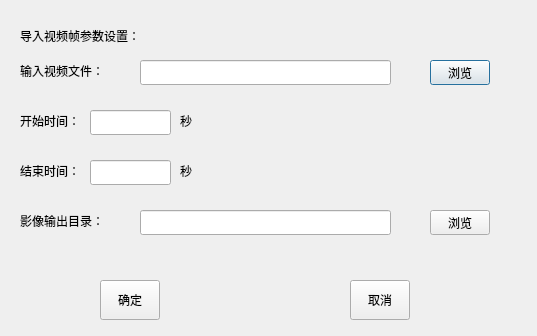
Old version of the form dialog_importvideoframes.ui in the repository zxczhai/OpenScan3D.
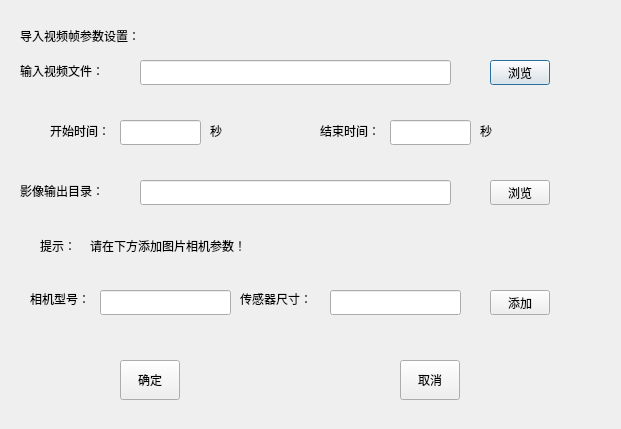
New version of the form.

Commit message: completed the writing of camera parameters for the interface of extracting video frames and adjusted the main interface settings

What changed in the file:
```diff
--- a/dialog_importvideoframes.ui
+++ b/dialog_importvideoframes.ui
@@ -6,8 +6,8 @@
    <rect>
     <x>0</x>
     <y>0</y>
-    <width>537</width>
-    <height>336</height>
+    <width>621</width>
+    <height>429</height>
    </rect>
   </property>
   <property name="windowTitle">
@@ -44,15 +44,18 @@
     <rect>
      <x>140</x>
      <y>60</y>
-     <width>251</width>
+     <width>311</width>
      <height>25</height>
     </rect>
    </property>
+   <property name="readOnly">
+    <bool>true</bool>
+   </property>
   </widget>
   <widget class="QPushButton" name="pushButton_browseInputDir">
    <property name="geometry">
     <rect>
-     <x>430</x>
+     <x>490</x>
      <y>60</y>
      <width>60</width>
      <height>25</height>
@@ -65,8 +68,8 @@
   <widget class="QLabel" name="label_3">
    <property name="geometry">
     <rect>
-     <x>20</x>
-     <y>110</y>
+     <x>50</x>
+     <y>120</y>
      <width>71</width>
      <height>21</height>
     </rect>
@@ -78,8 +81,8 @@
   <widget class="QLabel" name="label_4">
    <property name="geometry">
     <rect>
-     <x>20</x>
-     <y>160</y>
+     <x>320</x>
+     <y>120</y>
      <width>71</width>
      <height>21</height>
     </rect>
@@ -92,7 +95,7 @@
    <property name="geometry">
     <rect>
      <x>20</x>
-     <y>210</y>
+     <y>180</y>
      <width>101</width>
      <height>21</height>
     </rect>
@@ -105,17 +108,20 @@
    <property name="geometry">
     <rect>
      <x>140</x>
-     <y>210</y>
-     <width>251</width>
+     <y>180</y>
+     <width>311</width>
      <height>25</height>
     </rect>
    </property>
+   <property name="readOnly">
+    <bool>true</bool>
+   </property>
   </widget>
   <widget class="QPushButton" name="pushButton_browseOutputDir">
    <property name="geometry">
     <rect>
-     <x>430</x>
-     <y>210</y>
+     <x>490</x>
+     <y>180</y>
      <width>60</width>
      <height>25</height>
     </rect>
@@ -127,8 +133,8 @@
   <widget class="QPushButton" name="btn_CONFIRM">
    <property name="geometry">
     <rect>
-     <x>100</x>
-     <y>280</y>
+     <x>120</x>
+     <y>360</y>
      <width>60</width>
      <height>40</height>
     </rect>
@@ -140,8 +146,8 @@
   <widget class="QPushButton" name="btn_CANCEL">
    <property name="geometry">
     <rect>
-     <x>350</x>
-     <y>280</y>
+     <x>400</x>
+     <y>360</y>
      <width>60</width>
      <height>40</height>
     </rect>
@@ -153,28 +159,34 @@
   <widget class="QLineEdit" name="StartTime">
    <property name="geometry">
     <rect>
-     <x>90</x>
-     <y>110</y>
+     <x>120</x>
+     <y>120</y>
      <width>81</width>
      <height>25</height>
     </rect>
    </property>
+   <property name="readOnly">
+    <bool>true</bool>
+   </property>
   </widget>
   <widget class="QLineEdit" name="EndTime">
    <property name="geometry">
     <rect>
-     <x>90</x>
-     <y>160</y>
+     <x>390</x>
+     <y>120</y>
      <width>81</width>
      <height>25</height>
     </rect>
    </property>
+   <property name="readOnly">
+    <bool>true</bool>
+   </property>
   </widget>
   <widget class="QLabel" name="label_7">
    <property name="geometry">
     <rect>
-     <x>180</x>
-     <y>110</y>
+     <x>210</x>
+     <y>120</y>
      <width>21</width>
      <height>21</height>
     </rect>
@@ -186,8 +198,8 @@
   <widget class="QLabel" name="label_8">
    <property name="geometry">
     <rect>
-     <x>180</x>
-     <y>160</y>
+     <x>480</x>
+     <y>120</y>
      <width>21</width>
      <height>21</height>
     </rect>
@@ -196,6 +208,91 @@
     <string>秒</string>
    </property>
   </widget>
+  <widget class="QLabel" name="tips">
+   <property name="geometry">
+    <rect>
+     <x>90</x>
+     <y>230</y>
+     <width>471</width>
+     <height>31</height>
+    </rect>
+   </property>
+   <property name="text">
+    <string>请在下方添加图片相机参数！</string>
+   </property>
+  </widget>
+  <widget class="QLabel" name="label_5">
+   <property name="geometry">
+    <rect>
+     <x>40</x>
+     <y>230</y>
+     <width>67</width>
+     <height>31</height>
+    </rect>
+   </property>
+   <property name="text">
+    <string>提示：</string>
+   </property>
+  </widget>
+  <widget class="QLabel" name="label_SS">
+   <property name="geometry">
+    <rect>
+     <x>240</x>
+     <y>290</y>
+     <width>91</width>
+     <height>17</height>
+    </rect>
+   </property>
+   <property name="text">
+    <string>传感器尺寸：</string>
+   </property>
+  </widget>
+  <widget class="QLineEdit" name="lineEdit_cameraModel">
+   <property name="geometry">
+    <rect>
+     <x>100</x>
+     <y>290</y>
+     <width>131</width>
+     <height>25</height>
+    </rect>
+   </property>
+  </widget>
+  <widget class="QLabel" name="label_CM">
+   <property name="geometry">
+    <rect>
+     <x>30</x>
+     <y>290</y>
+     <width>67</width>
+     <height>17</height>
+    </rect>
+   </property>
+   <property name="text">
+    <string>相机型号：</string>
+   </property>
+  </widget>
+  <widget class="QPushButton" name="pushButton_addCameraParameters">
+   <property name="geometry">
+    <rect>
+     <x>490</x>
+     <y>290</y>
+     <width>60</width>
+     <height>25</height>
+    </rect>
+   </property>
+   <property name="text">
+    <string>添加</string>
+   </property>
+  </widget>
+  <widget class="QLineEdit" name="lineEdit_sensorSize">
+   <property name="geometry">
+    <rect>
+     <x>330</x>
+     <y>290</y>
+     <width>131</width>
+     <height>25</height>
+    </rect>
+   </property>
+  </widget>
  </widget>
  <resources/>
  <connections/>
```
The commit also changes 13 other files.
